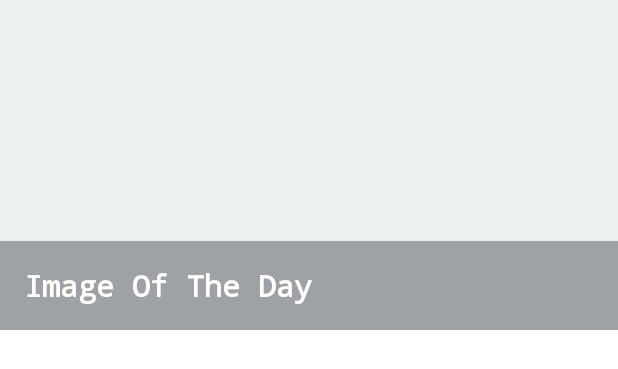
After one commit to BrandedNomad/AndroidAsteroidScanner, an Android app: the layout fragment_main.xml on its own in the app's theme, with its tools: preview values and no code run, on a phone screen of 412 x 824 dp. The commit adds this screen. Shown: the top 369 px of the screen. Run offline under Robolectric (Android 15) with nearby library versions, the phone set to English and light mode, and no system bars.

Commit message:
feat: added the main view

```diff
--- a/app/src/main/AndroidManifest.xml
+++ b/app/src/main/AndroidManifest.xml
@@ -1,5 +1,6 @@
 <?xml version="1.0" encoding="utf-8"?>
 <manifest xmlns:android="http://schemas.android.com/apk/res/android"
+    xmlns:tools="http://schemas.android.com/tools"
     package="com.example.asteroidscanner">
 
     <uses-permission android:name="android.permission.INTERNET" />
@@ -20,9 +21,7 @@
                 <category android:name="android.intent.category.LAUNCHER" />
             </intent-filter>
         </activity>
-        <meta-data
-            android:name="com.example.asteroidscanner.NASA_KEY"
-            android:value="${NASA_KEY}"/>
+
     </application>
 
 </manifest>
--- a/app/src/main/java/com/example/asteroidscanner/MainActivity.kt
+++ b/app/src/main/java/com/example/asteroidscanner/MainActivity.kt
@@ -1,7 +1,9 @@
 package com.example.asteroidscanner
+
 
 import androidx.appcompat.app.AppCompatActivity
 import android.os.Bundle
+
 
 class MainActivity : AppCompatActivity() {
     override fun onCreate(savedInstanceState: Bundle?) {
--- a/app/src/main/res/drawable/ic_launcher_background.xml
+++ b/app/src/main/res/drawable-v24/ic_launcher_background.xml
@@ -5,7 +5,7 @@
     android:viewportWidth="108"
     android:viewportHeight="108">
     <path
-        android:fillColor="#3DDC84"
+        android:fillColor="#008577"
         android:pathData="M0,0h108v108h-108z" />
     <path
         android:fillColor="#00000000"
--- /dev/null
+++ b/app/src/main/res/drawable-v24/placeholder_picture_of_day.xml
@@ -0,0 +1,7 @@
+<?xml version="1.0" encoding="utf-8"?>
+<shape xmlns:android="http://schemas.android.com/apk/res/android"
+    android:shape="rectangle">
+
+    <solid android:color="#ecf0f1" />
+
+</shape>
--- /dev/null
+++ b/app/src/main/res/layout/fragment_main.xml
@@ -0,0 +1,58 @@
+<?xml version="1.0" encoding="utf-8"?>
+<layout
+    xmlns:android="http://schemas.android.com/apk/res/android"
+    xmlns:app="http://schemas.android.com/apk/res-auto">
+    <androidx.constraintlayout.widget.ConstraintLayout
+        android:layout_width="match_parent"
+        android:layout_height="match_parent"
+        android:id="@+id/mainFragment">
+
+        <FrameLayout
+            android:id="@+id/imageOfTheDayContainer"
+            android:layout_width="match_parent"
+            android:layout_height="220dp"
+            app:layout_constraintTop_toTopOf="parent"
+            app:layout_constraintEnd_toEndOf="parent"
+            app:layout_constraintStart_toStartOf="parent"
+            >
+            <ImageView
+                android:id="@+id/imageOfTheDay"
+                android:layout_width="match_parent"
+                android:layout_height="match_parent"
+                android:adjustViewBounds="true"
+                android:scaleType="centerCrop"
+                app:srcCompat="@drawable/placeholder_picture_of_day"/>
+            <TextView
+                android:id="@+id/imageOfTheDayTitle"
+                android:layout_width="match_parent"
+                android:layout_height="wrap_content"
+                style="@style/MainTitle"
+                android:layout_gravity="bottom"
+                android:text="@string/imageOfTheDayTitle"/>
+
+        </FrameLayout>
+
+        <androidx.recyclerview.widget.RecyclerView
+            android:layout_width="0dp"
+            android:layout_height="0dp"
+            android:layout_marginTop="731dp"
+            app:layoutManager="androidx.recyclerview.widget.LinearLayoutManager"
+            app:layout_constraintBottom_toBottomOf="parent"
+            app:layout_constraintEnd_toEndOf="parent"
+            app:layout_constraintHorizontal_bias="0.0"
+            app:layout_constraintStart_toStartOf="parent"
+            app:layout_constraintTop_toBottomOf="@+id/imageOfTheDayContainer"
+            app:layout_constraintVertical_bias="0.0"/>
+        <ProgressBar
+            android:id="@+id/statusLoadingWheel"
+            android:layout_width="wrap_content"
+            android:layout_height="wrap_content"
+            android:indeterminate="true"
+            android:visibility="gone"
+            app:layout_constraintBottom_toBottomOf="parent"
+            app:layout_constraintTop_toTopOf="parent"
+            app:layout_constraintLeft_toLeftOf="parent"
+            app:layout_constraintRight_toRightOf="parent"/>
+
+    </androidx.constraintlayout.widget.ConstraintLayout>
+</layout>
--- /dev/null
+++ b/app/src/main/res/layout/main_list_item.xml
@@ -0,0 +1,6 @@
+<?xml version="1.0" encoding="utf-8"?>
+<androidx.constraintlayout.widget.ConstraintLayout xmlns:android="http://schemas.android.com/apk/res/android"
+    android:layout_width="match_parent"
+    android:layout_height="match_parent">
+
+</androidx.constraintlayout.widget.ConstraintLayout>
--- a/app/src/main/res/values/strings.xml
+++ b/app/src/main/res/values/strings.xml
@@ -1,3 +1,4 @@
 <resources>
     <string name="app_name">AsteroidScanner</string>
+    <string name="imageOfTheDayTitle">Image Of The Day</string>
 </resources>
--- /dev/null
+++ b/app/src/main/res/values/styles.xml
@@ -0,0 +1,11 @@
+<?xml version="1.0" encoding="utf-8"?>
+<resources>
+    <style name="MainTitle">
+        <item name="android:padding">16dp</item>
+        <item name="android:textColor">@android:color/white</item>
+        <item name="android:textStyle">bold</item>
+        <item name="android:typeface">monospace</item>
+        <item name="android:textSize">20sp</item>
+        <item name="android:background">#55010613</item>/>
+    </style>
+</resources>
--- a/build.gradle
+++ b/build.gradle
@@ -1,4 +1,5 @@
 // Top-level build file where you can add configuration options common to all sub-projects/modules.
+
 plugins {
     id 'com.android.application' version '7.1.2' apply false
     id 'com.android.library' version '7.1.2' apply false
@@ -6,6 +7,8 @@ plugins {
     id 'androidx.navigation.safeargs.kotlin' version '2.5.0-alpha01' apply false
 }
 
+
+
 task clean(type: Delete) {
     delete rootProject.buildDir
 }
```
Also changed, not shown: app/build.gradle (+10 -6 lines), app/src/main/java/com/example/asteroidscanner/ui/main/MainFragment.kt (added, +34 -0 lines), app/src/main/res/drawable-v24/ic_help_circle.xml (added, +9 -0 lines), app/src/main/res/drawable-v24/ic_launcher_foreground.xml (+10 -6 lines), app/src/main/res/drawable-v24/ic_status_normal.xml (added, +9 -0 lines), app/src/main/res/drawable-v24/ic_status_potentially_hazardous.xml (added, +9 -0 lines), app/src/main/res/layout/activity_main.xml (+11 -10 lines), app/src/main/res/navigation/main_navigation.xml (added, +11 -0 lines), app/src/main/res/values/colors.xml (+7 -0 lines), app/src/main/res/drawable-v24/asteroid_hazardous.png (added), app/src/main/res/drawable-v24/asteroid_safe.png (added).
